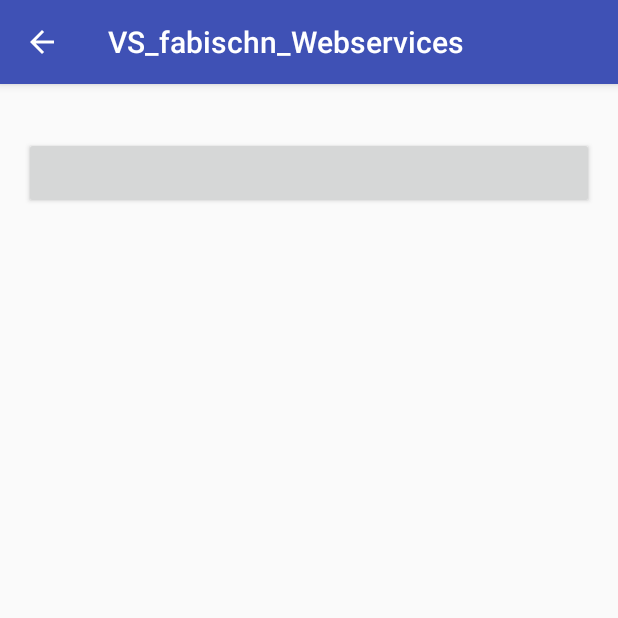
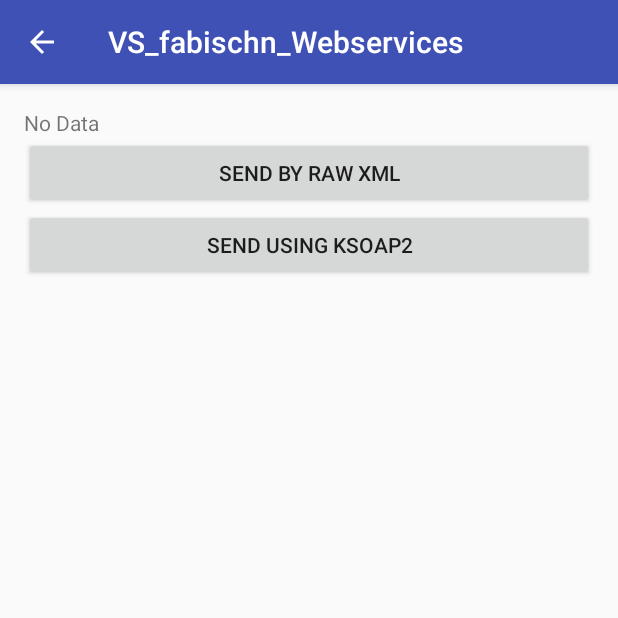
Before and after one commit to nerdaliciousCH/VS_fabischn_Webservices, an Android app: the SOAPClientActivity screen opened directly, with no data from a screen before it, on a phone screen of 412 x 824 dp, the top half of it. Run offline under Robolectric (Android 15) with nearby library versions, the phone set to English and light mode, and no system bars; libraries missing offline, so code that uses them is left out: org.ksoap2.serialization.

Commit message:
Task 2: Added ksoap2 library to project, started to implement the SoapSensor. Still a lot to do

```diff
--- a/app/build.gradle
+++ b/app/build.gradle
@@ -20,12 +20,12 @@ android {
 }
 
 dependencies {
-    compile fileTree(dir: 'libs', include: ['*.jar'])
+    compile fileTree(include: ['*.jar'], dir: 'libs')
     androidTestCompile('com.android.support.test.espresso:espresso-core:2.2.2', {
         exclude group: 'com.android.support', module: 'support-annotations'
     })
     compile 'com.android.support:appcompat-v7:24.2.1'
     compile 'org.jsoup:jsoup:1.8.3'
-
     testCompile 'junit:junit:4.12'
+    compile project(':ksoap2-android-assembly-3.0.0-jar-with-dependencies')
 }
--- a/app/src/main/java/ch/ethz/inf/vs/a2/fabischn/webservices/SOAPClientActivity.java
+++ b/app/src/main/java/ch/ethz/inf/vs/a2/fabischn/webservices/SOAPClientActivity.java
@@ -9,12 +9,14 @@ import android.widget.Button;
 import android.widget.TextView;
 
 import ch.ethz.inf.vs.a2.fabischn.webservices.sensor.SensorListener;
+import ch.ethz.inf.vs.a2.fabischn.webservices.sensor.SoapSensor;
 import ch.ethz.inf.vs.a2.fabischn.webservices.sensor.XmlSensor;
 
 public class SOAPClientActivity extends AppCompatActivity implements SensorListener, Button.OnClickListener{
 
     private final static String TAG = SOAPClientActivity.class.getSimpleName();
     private XmlSensor xmlSensor;
+    private SoapSensor soapSensor;
     private TextView textView;
 
     @Override
@@ -25,7 +27,9 @@ public class SOAPClientActivity extends AppCompatActivity implements SensorListe
         textView = (TextView) findViewById(R.id.text_soapclient_data);
 
         xmlSensor = new XmlSensor();
+        soapSensor = new SoapSensor();
         xmlSensor.registerListener(this);
+        soapSensor.registerListener(this);
     }
 
     @Override
@@ -48,8 +52,11 @@ public class SOAPClientActivity extends AppCompatActivity implements SensorListe
     @Override
     public void onClick(View v) {
         switch (v.getId()){
-            case R.id.btn_soap_request:
+            case R.id.btn_soap_request_rawxml:
                 xmlSensor.getTemperature();
+                return;
+            case R.id.btn_soap_request_soaplib:
+                soapSensor.getTemperature();
                 return;
         }
     }
--- a/app/src/main/res/layout/activity_restclient.xml
+++ b/app/src/main/res/layout/activity_restclient.xml
@@ -17,17 +17,17 @@
     <Button android:id="@+id/btn_rest_request_raw"
         android:layout_width="match_parent"
         android:layout_height="wrap_content"
-        android:text="@string/send_request_raw"
+        android:text="@string/send_rest_request_raw"
         android:onClick="onClick"/>
     <Button android:id="@+id/btn_rest_request_plain"
         android:layout_width="match_parent"
         android:layout_height="wrap_content"
-        android:text="@string/send_request_plain"
+        android:text="@string/send_rest_request_plain"
         android:onClick="onClick"/>
     <Button android:id="@+id/btn_rest_request_json"
         android:layout_width="match_parent"
         android:layout_height="wrap_content"
-        android:text="@string/send_request_json"
+        android:text="@string/send_rest_request_json"
         android:onClick="onClick"/>
 
 
--- a/app/src/main/res/layout/activity_soapclient.xml
+++ b/app/src/main/res/layout/activity_soapclient.xml
@@ -12,9 +12,17 @@
     tools:context="ch.ethz.inf.vs.a2.fabischn.webservices.SOAPClientActivity">
     <TextView android:id="@+id/text_soapclient_data"
         android:layout_width="match_parent"
-        android:layout_height="wrap_content" />
-<Button android:id="@+id/btn_soap_request"
-    android:layout_width="match_parent"
-    android:layout_height="wrap_content"
-    android:onClick="onClick"/>
+        android:layout_height="wrap_content"
+        android:text="@string/no_data"/>
+    <Button android:id="@+id/btn_soap_request_rawxml"
+        android:layout_width="match_parent"
+        android:layout_height="wrap_content"
+        android:text="@string/send_soap_request_rawxml"
+        android:onClick="onClick"/>
+    <Button android:id="@+id/btn_soap_request_soaplib"
+        android:layout_width="match_parent"
+        android:layout_height="wrap_content"
+        android:text="@string/send_soap_request_soaplib"
+        android:onClick="onClick"/>
+
 </LinearLayout>
--- a/app/src/main/res/values/strings.xml
+++ b/app/src/main/res/values/strings.xml
@@ -4,7 +4,9 @@
     <string name="soap_client">SOAP client</string>
     <string name="rest_server">REST server</string>
     <string name="no_data">No Data</string>
-    <string name="send_request_raw">Get HTML</string>
-    <string name="send_request_plain">Get Plaintext</string>
-    <string name="send_request_json">Get JSON</string>
+    <string name="send_rest_request_raw">Get HTML</string>
+    <string name="send_rest_request_plain">Get Plaintext</string>
+    <string name="send_rest_request_json">Get JSON</string>
+    <string name="send_soap_request_rawxml">Send by raw XML</string>
+    <string name="send_soap_request_soaplib">Send using ksoap2</string>
 </resources>
--- /dev/null
+++ b/ksoap2-android-assembly-3.0.0-jar-with-dependencies/build.gradle
@@ -0,0 +1,2 @@
+configurations.maybeCreate("default")
+artifacts.add("default", file('ksoap2-android-assembly-3.0.0-jar-with-dependencies.jar'))
--- a/settings.gradle
+++ b/settings.gradle
@@ -1 +1 @@
-include ':app'
+include ':app', ':ksoap2-android-assembly-3.0.0-jar-with-dependencies'
```
Also changed, not shown: app/src/main/java/ch/ethz/inf/vs/a2/fabischn/webservices/sensor/SoapSensor.java (+14 -1 lines), 2 other files.
